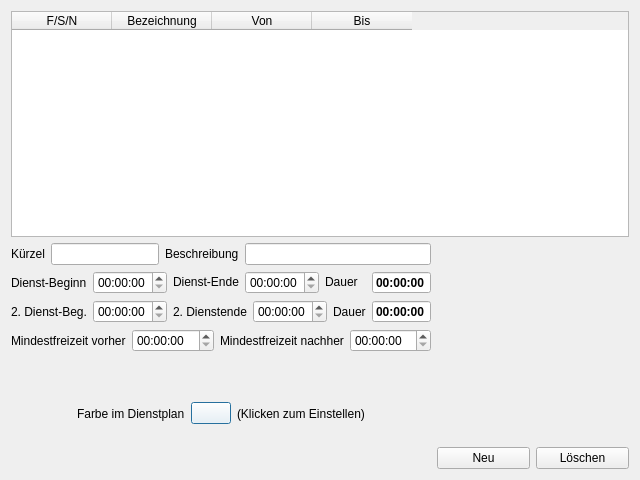
Above: cdutytypeedit.ui from joergpauly/megaroster before the change. Below: the same form after it.
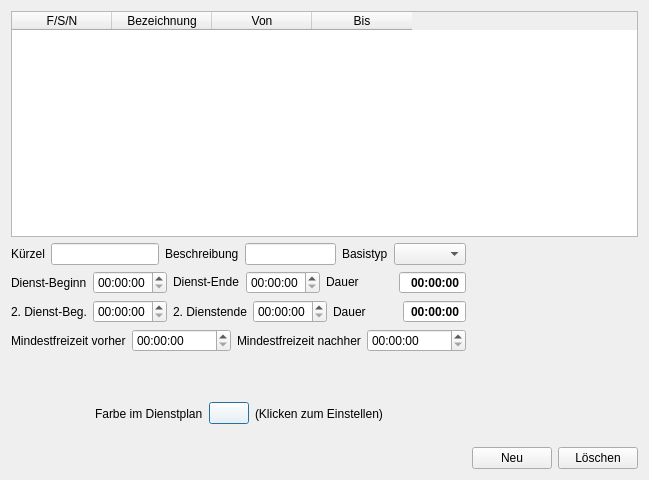
That is the form after the change.

The edit to the form file:
```diff
--- a/cdutytypeedit.ui
+++ b/cdutytypeedit.ui
@@ -6,7 +6,7 @@
    <rect>
     <x>0</x>
     <y>0</y>
-    <width>640</width>
+    <width>649</width>
     <height>480</height>
    </rect>
   </property>
@@ -92,6 +92,16 @@
          <item>
           <widget class="QLineEdit" name="txtDescr"/>
          </item>
+         <item>
+          <widget class="QLabel" name="label_11">
+           <property name="text">
+            <string>Basistyp</string>
+           </property>
+          </widget>
+         </item>
+         <item>
+          <widget class="QComboBox" name="cmbBaseType"/>
+         </item>
         </layout>
        </item>
        <item>
```
Left out of the diff: 1 changed line with no effect on the pictures.
